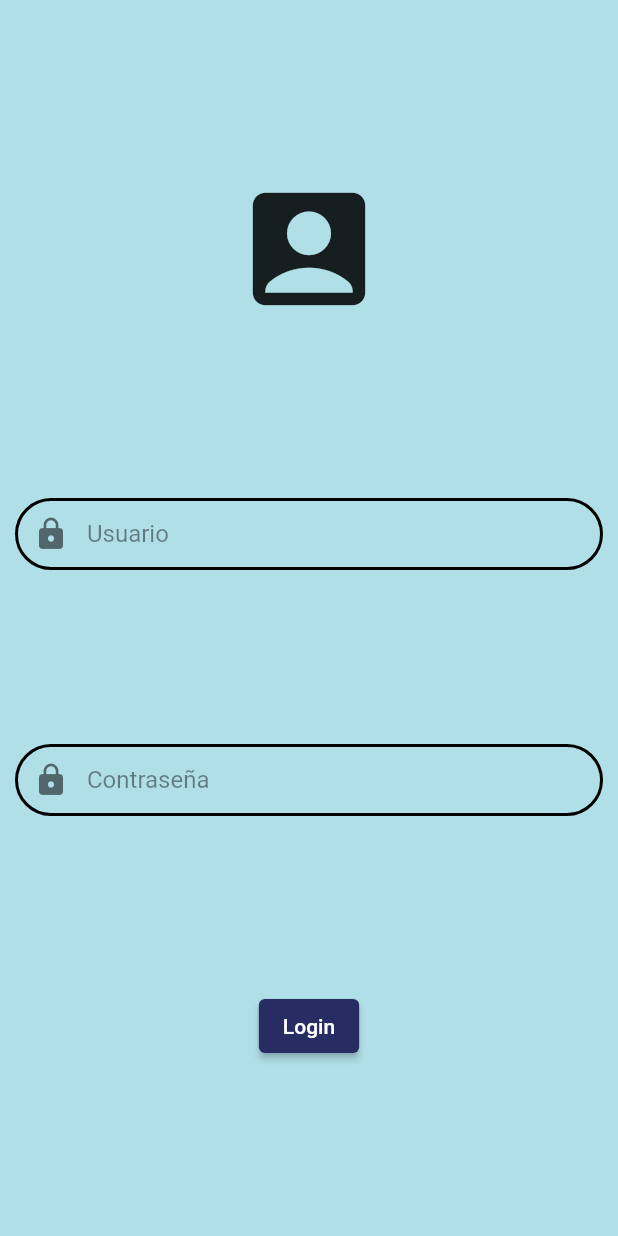
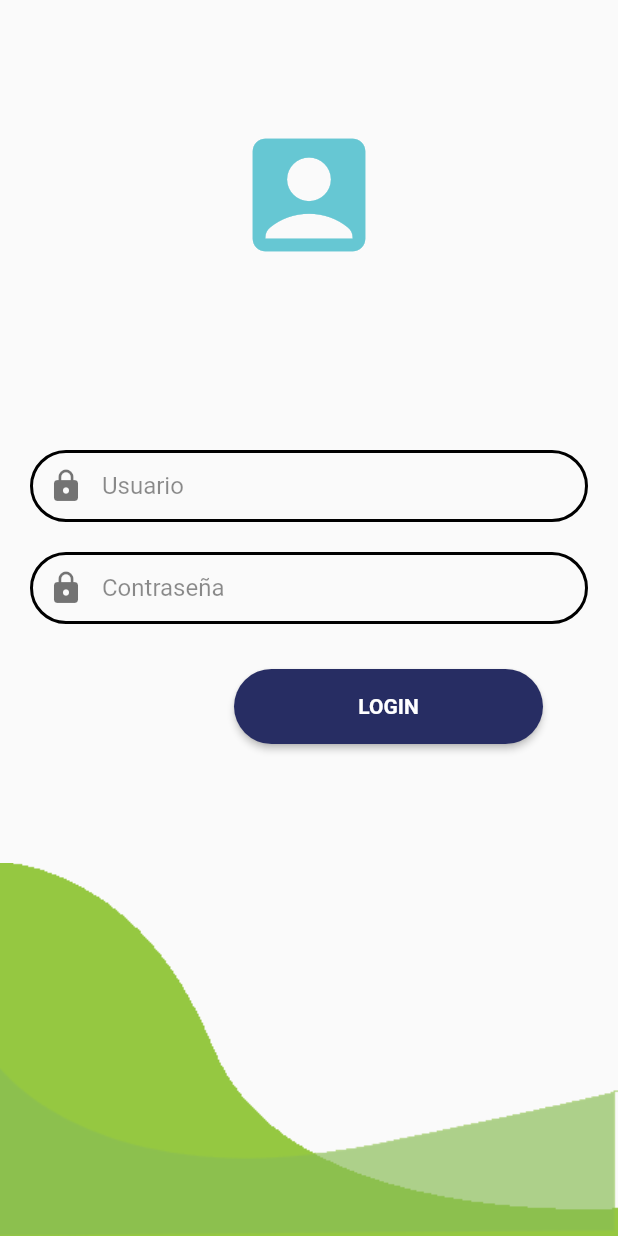
Before and after one commit to bleidertcs/demoplace, a Flutter app: the screen it shows after launch, on a phone screen of 412 x 824 dp. Run offline on Flutter 3.47's test engine with Material 2 defaults, Android fonts, the light colour scheme and no system bars; our stand-ins replace font_awesome_flutter.

Commit message:
cambios de l&f

```diff
--- /dev/null
+++ b/lib/background.dart
@@ -0,0 +1,36 @@
+import 'package:flutter/material.dart';
+
+class Background extends StatelessWidget {
+  final Widget child;
+
+  const Background({
+    Key? key,
+    required this.child,
+  }) : super(key: key);
+
+  @override
+  Widget build(BuildContext context) {
+    Size size = MediaQuery.of(context).size;
+
+    return SizedBox(
+      width: size.width,
+      height: size.height,
+      child: Stack(
+        alignment: Alignment.center,
+        children: <Widget>[
+          Positioned(
+            bottom: 0,
+            right: 0,
+            child: Image.asset("assets/bottom1-verde.png", width: size.width),
+          ),
+          Positioned(
+            bottom: 0,
+            right: 0,
+            child: Image.asset("assets/bottom2-verde.png", width: size.width),
+          ),
+          child
+        ],
+      ),
+    );
+  }
+}
--- a/lib/login_page.dart
+++ b/lib/login_page.dart
@@ -1,3 +1,6 @@
+// ignore_for_file: deprecated_member_use
+
+import 'package:farmarketplace/background.dart';
 import 'package:farmarketplace/home_page.dart';
 import 'package:flutter/material.dart';
 
@@ -8,41 +11,35 @@ class LoginPage extends StatelessWidget {
   Widget build(BuildContext context) {
     return SafeArea(
       child: Scaffold(
-        backgroundColor: Theme.of(context).backgroundColor,
-        body: Column(
+        //backgroundColor: Theme.of(context).backgroundColor,
+        body: Background(
+          child: Padding(
+            padding: const EdgeInsets.symmetric(vertical: 80, horizontal: 10),
+            child: Column(
               crossAxisAlignment: CrossAxisAlignment.center,
-          mainAxisAlignment: MainAxisAlignment.spaceEvenly,
-          children: [
-            const Icon(
-              Icons.account_box,
-              size: 100,
+              children: const [
+                Icon(Icons.account_box, size: 100, color: Color(0xff66c7d3)),
+                SizedBox(
+                  height: 120,
                 ),
-            const CustomInput(
+                CustomInput(
                   msgHint: 'Usuario',
                   isObscure: false,
                 ),
-            const CustomInput(
+                SizedBox(
+                  height: 20,
+                ),
+                CustomInput(
                   msgHint: 'Contraseña',
                   isObscure: true,
                 ),
-            ElevatedButton(
-              onPressed: () => Navigator.push(
-                context,
-                MaterialPageRoute<void>(
-                  builder: (BuildContext context) => const HomePage(),
+                SizedBox(
+                  height: 20,
+                ),
+                LoginButton()
+              ],
             ),
           ),
-              child: const Text(
-                'Login',
-                style: TextStyle(
-                  color: Colors.white,
-                ),
-              ),
-              style: ElevatedButton.styleFrom(
-                primary: const Color(0xff272d63),
-              ),
-            ),
-          ],
         ),
       ),
     );
@@ -95,3 +92,37 @@ class CustomInput extends StatelessWidget {
     );
   }
 }
+
+class LoginButton extends StatelessWidget {
+  const LoginButton({Key? key}) : super(key: key);
+
+  @override
+  Widget build(BuildContext context) {
+    Size size = MediaQuery.of(context).size;
+    return Container(
+      alignment: Alignment.bottomRight,
+      margin: const EdgeInsets.symmetric(horizontal: 40, vertical: 10),
+      child: RaisedButton(
+        onPressed: () => {},
+        shape:
+            RoundedRectangleBorder(borderRadius: BorderRadius.circular(80.0)),
+        textColor: Colors.white,
+        padding: const EdgeInsets.all(0),
+        child: Container(
+          alignment: Alignment.center,
+          height: 50.0,
+          width: size.width * 0.5,
+          decoration: BoxDecoration(
+            borderRadius: BorderRadius.circular(80.0),
+          ),
+          padding: const EdgeInsets.all(0),
+          child: const Text(
+            "LOGIN",
+            textAlign: TextAlign.center,
+            style: TextStyle(fontWeight: FontWeight.bold),
+          ),
+        ),
+      ),
+    );
+  }
+}
--- a/pubspec.yaml
+++ b/pubspec.yaml
@@ -57,6 +57,8 @@ flutter:
   uses-material-design: true
 
   # To add assets to your application, add an assets section, like this:
+  assets:
+    - assets/
   # assets:
   #   - images/a_dot_burr.jpeg
   #   - images/a_dot_ham.jpeg
```
Also changed, not shown: assets/bottom1-verde.png (added), assets/bottom2-verde.png (added). Lines whose indentation alone changed are shown as unchanged.
